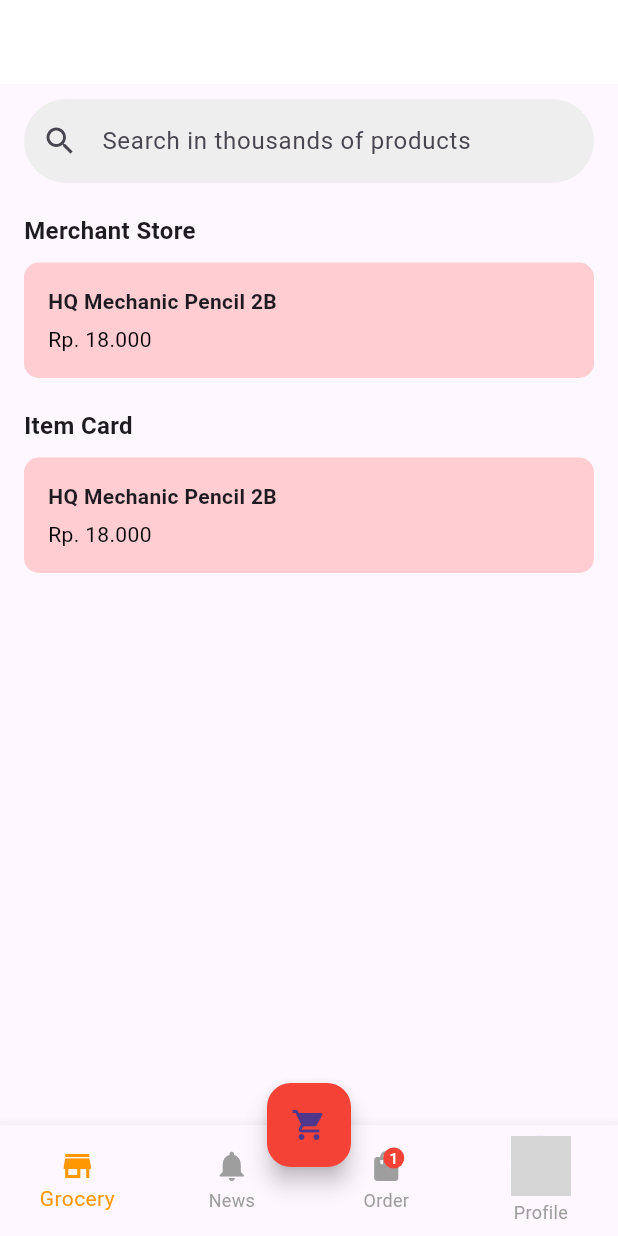
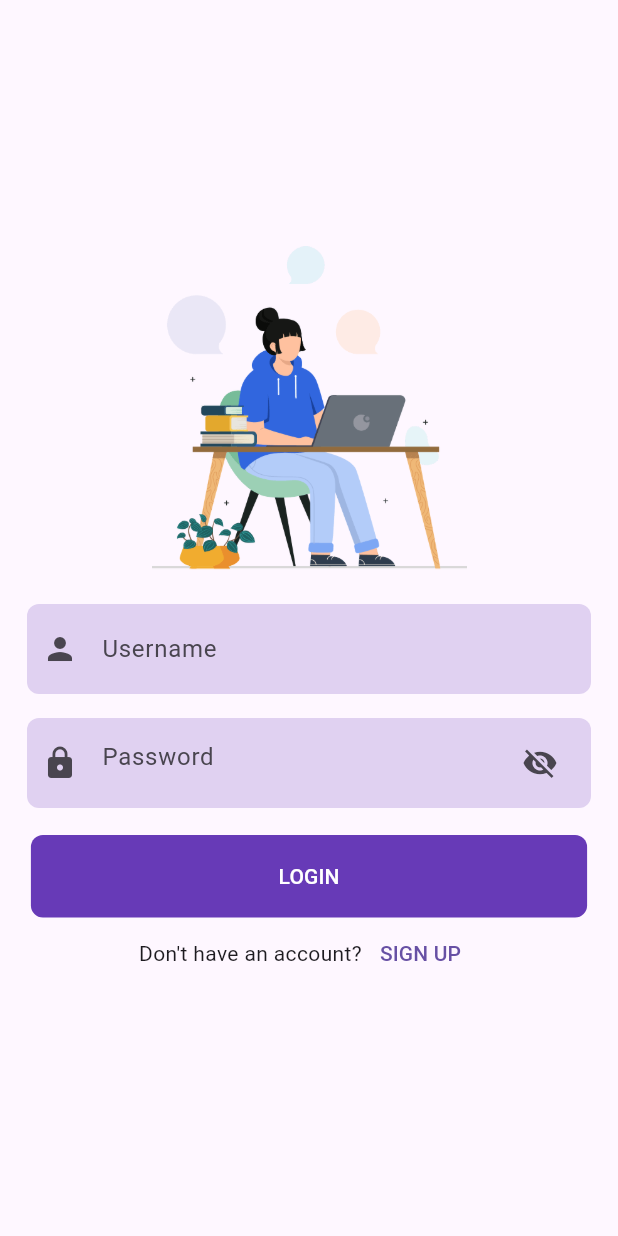
Before and after one commit to MNFI13-blode/Pemrak_Tubes, a Flutter app: the screen it shows after launch, on a phone screen of 412 x 824 dp. Run offline on Flutter 3.47's test engine with Material 3 defaults, Android fonts, the phone set to English and light mode, and no system bars; our stand-ins replace cached_network_image; grey boxes are pictures that could not be loaded.

Commit message:
update progress

```diff
--- a/telu_market/lib/home.dart
+++ b/telu_market/lib/home.dart
@@ -90,7 +90,7 @@ class _HomeScreenState extends State<HomeScreen> {
           ),
           Center(child: Text("News Page")),
           Center(child: Text("Favorites Page")),
-          Center(child: Text("Order Page")),
+
         ],
       ),
       bottomNavigationBar: BottomNavigationBar(
--- /dev/null
+++ b/telu_market/lib/login.dart
@@ -0,0 +1,183 @@
+import 'package:flutter/material.dart';
+import 'signUp.dart';
+import 'home.dart';
+
+class LoginScreen extends StatefulWidget {
+  const LoginScreen({super.key});
+
+  @override
+  State<LoginScreen> createState() => _LoginScreenState();
+}
+
+class _LoginScreenState extends State<LoginScreen> {
+  //We need two text editing controller
+
+  //TextEditing controller to control the text when we enter into it
+  final username = TextEditingController();
+  final password = TextEditingController();
+
+  //A bool variable for show and hide password
+  bool isVisible = false;
+
+  //Here is our bool variable
+  bool isLoginTrue = false;
+
+  //Now we should call this function in login button
+  // login() async {
+  //   var response = await db
+  //       .login(Users(usrName: username.text, usrPassword: password.text));
+  //   if (response == true) {
+  //     //If login is correct, then goto notes
+  //     if (!mounted) return;
+  //     Navigator.pushReplacement(
+  //         context, MaterialPageRoute(builder: (context) => const Notes()));
+  //   } else {
+  //     //If not, true the bool value to show error message
+  //     setState(() {
+  //       isLoginTrue = true;
+  //     });
+  //   }
+  // }
+
+  //We have to create global key for our form
+  final formKey = GlobalKey<FormState>();
+  @override
+  Widget build(BuildContext context) {
+    return Scaffold(
+      body: Center(
+        child: SingleChildScrollView(
+          child: Padding(
+            padding: const EdgeInsets.all(10.0),
+            //We put all our textfield to a form to be controlled and not allow as empty
+            child: Form(
+              key: formKey,
+              child: Column(
+                children: [
+                  //Username field
+
+                  //Before we show the image, after we copied the image we need to define the location in pubspec.yaml
+                  Image.asset(
+                    "lib/assets/login.png",
+                    width: 210,
+                  ),
+                  const SizedBox(height: 15),
+                  Container(
+                    margin: const EdgeInsets.all(8),
+                    padding:
+                        const EdgeInsets.symmetric(horizontal: 10, vertical: 6),
+                    decoration: BoxDecoration(
+                        borderRadius: BorderRadius.circular(8),
+                        color: Colors.deepPurple.withOpacity(.2)),
+                    child: TextFormField(
+                      controller: username,
+                      validator: (value) {
+                        if (value!.isEmpty) {
+                          return "username is required";
+                        }
+                        return null;
+                      },
+                      decoration: const InputDecoration(
+                        icon: Icon(Icons.person),
+                        border: InputBorder.none,
+                        hintText: "Username",
+                      ),
+                    ),
+                  ),
+
+                  //Password field
+                  Container(
+                    margin: const EdgeInsets.all(8),
+                    padding:
+                        const EdgeInsets.symmetric(horizontal: 10, vertical: 6),
+                    decoration: BoxDecoration(
+                        borderRadius: BorderRadius.circular(8),
+                        color: Colors.deepPurple.withOpacity(.2)),
+                    child: TextFormField(
+                      controller: password,
+                      validator: (value) {
+                        if (value!.isEmpty) {
+                          return "password is required";
+                        }
+                        return null;
+                      },
+                      obscureText: !isVisible,
+                      decoration: InputDecoration(
+                          icon: const Icon(Icons.lock),
+                          border: InputBorder.none,
+                          hintText: "Password",
+                          suffixIcon: IconButton(
+                              onPressed: () {
+                                //In here we will create a click to show and hide the password a toggle button
+                                setState(() {
+                                  //toggle button
+                                  isVisible = !isVisible;
+                                });
+                              },
+                              icon: Icon(isVisible
+                                  ? Icons.visibility
+                                  : Icons.visibility_off))),
+                    ),
+                  ),
+
+                  const SizedBox(height: 10),
+                  //Login button
+                  Container(
+                    height: 55,
+                    width: MediaQuery.of(context).size.width * .9,
+                    decoration: BoxDecoration(
+                        borderRadius: BorderRadius.circular(8),
+                        color: Colors.deepPurple),
+                    child: TextButton(
+                        onPressed: () {
+                          if (formKey.currentState!.validate()) {
+                            //Login method will be here
+                            Navigator.pushReplacement(
+                              context,
+                              MaterialPageRoute(
+                                  builder: (context) =>
+                                      HomeScreen()), // Ganti dengan HomeScreen
+                            );
+                            //Now we have a response from our sqlite method
+                            //We are going to create a user
+                          }
+                        },
+                        child: const Text(
+                          "LOGIN",
+                          style: TextStyle(color: Colors.white),
+                        )),
+                  ),
+
+                  //Sign up button
+                  Row(
+                    mainAxisAlignment: MainAxisAlignment.center,
+                    children: [
+                      const Text("Don't have an account?"),
+                      TextButton(
+                          onPressed: () {
+                            // Navigasi ke halaman signup
+                            Navigator.push(
+                              context,
+                              MaterialPageRoute(
+                                  builder: (context) => const Signup()),
+                            );
+                          },
+                          child: const Text("SIGN UP"))
+                    ],
+                  ),
+
+                  // We will disable this message in default, when user and pass is incorrect we will trigger this message to user
+                  isLoginTrue
+                      ? const Text(
+                          "Username or passowrd is incorrect",
+                          style: TextStyle(color: Colors.red),
+                        )
+                      : const SizedBox(),
+                ],
+              ),
+            ),
+          ),
+        ),
+      ),
+    );
+  }
+}
--- a/telu_market/lib/main.dart
+++ b/telu_market/lib/main.dart
@@ -1,5 +1,5 @@
 import 'package:flutter/material.dart';
-import 'home.dart'; // Import file home.dart
+import 'login.dart';
 
 void main() {
   runApp(MyApp());
@@ -9,8 +9,11 @@ class MyApp extends StatelessWidget {
   @override
   Widget build(BuildContext context) {
     return MaterialApp(
-      debugShowCheckedModeBanner: false,
-      home: HomeScreen(),
+      title: 'Tel-U Market',
+      theme: ThemeData(
+        primarySwatch: Colors.deepPurple,
+      ),
+      home: LoginScreen(),
     );
   }
 }
--- a/telu_market/pubspec.yaml
+++ b/telu_market/pubspec.yaml
@@ -53,6 +53,8 @@ dev_dependencies:
 
 # The following section is specific to Flutter packages.
 flutter:
+  assets:
+    - lib/assets/
 
   # The following line ensures that the Material Icons font is
   # included with your application, so that you can use the icons in
```
Also changed, not shown: telu_market/lib/signUp.dart (added, +260 -0 lines), telu_market/lib/assets/login.png (added).
